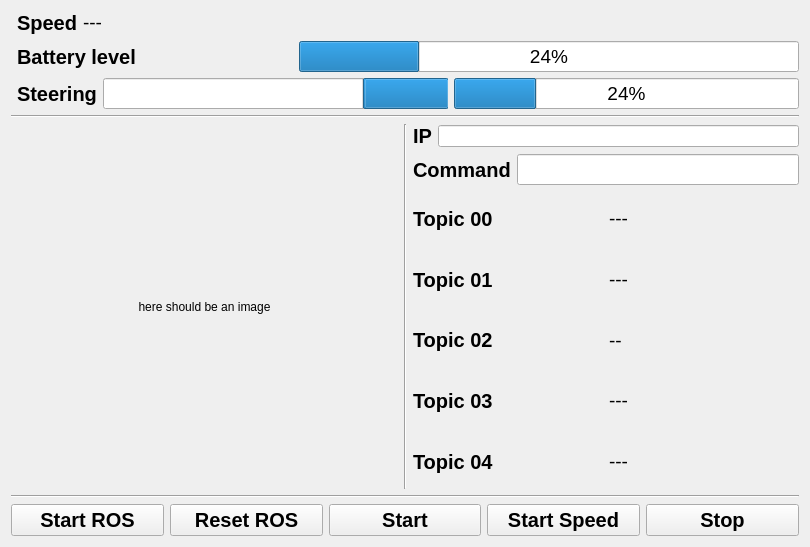
euhenn/bfmc_dashboard, file include/bfmc_dashboard/dashboard_gui.ui: the form before one commit.
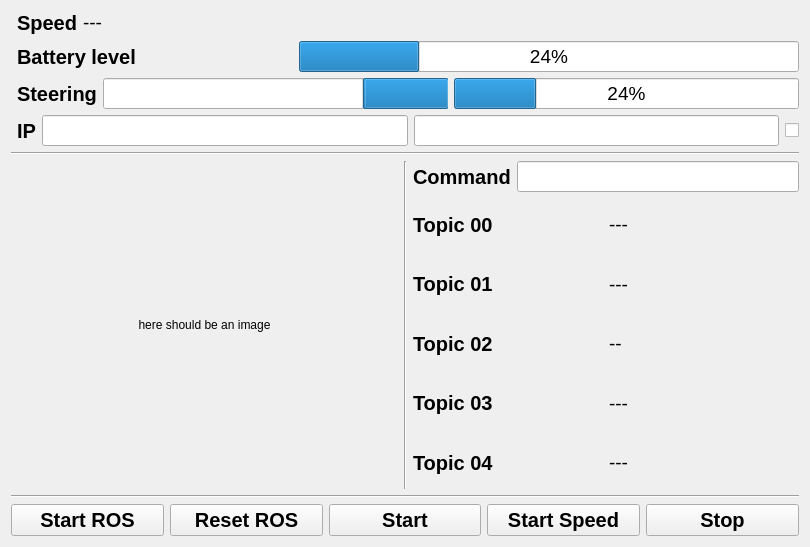
The form after the commit.

Commit message: inserted ip and topic trxt boxes

The edit to the form file:
```diff
--- a/include/bfmc_dashboard/dashboard_gui.ui
+++ b/include/bfmc_dashboard/dashboard_gui.ui
@@ -166,6 +166,54 @@
          </item>
         </layout>
        </item>
+       <item>
+        <layout class="QHBoxLayout" name="horizontalLayout_4">
+         <item>
+          <widget class="QLabel" name="label_11">
+           <property name="font">
+            <font>
+             <pointsize>15</pointsize>
+             <weight>75</weight>
+             <bold>true</bold>
+            </font>
+           </property>
+           <property name="text">
+            <string>IP</string>
+           </property>
+          </widget>
+         </item>
+         <item>
+          <widget class="QLineEdit" name="lineEdit">
+           <property name="font">
+            <font>
+             <pointsize>14</pointsize>
+            </font>
+           </property>
+          </widget>
+         </item>
+         <item>
+          <widget class="QLineEdit" name="lineEdit2">
+           <property name="font">
+            <font>
+             <pointsize>14</pointsize>
+            </font>
+           </property>
+          </widget>
+         </item>
+         <item>
+          <widget class="QCheckBox" name="checkBox">
+           <property name="font">
+            <font>
+             <pointsize>14</pointsize>
+            </font>
+           </property>
+           <property name="text">
+            <string/>
+           </property>
+          </widget>
+         </item>
+        </layout>
+       </item>
       </layout>
      </item>
     </layout>
@@ -210,27 +258,6 @@
      </item>
      <item>
       <layout class="QVBoxLayout" name="verticalLayout_5">
-       <item>
-        <layout class="QHBoxLayout" name="horizontalLayout_4">
-         <item>
-          <widget class="QLabel" name="label_11">
-           <property name="font">
-            <font>
-             <pointsize>15</pointsize>
-             <weight>75</weight>
-             <bold>true</bold>
-            </font>
-           </property>
-           <property name="text">
-            <string>IP</string>
-           </property>
-          </widget>
-         </item>
-         <item>
-          <widget class="QLineEdit" name="ip_address"/>
-         </item>
-        </layout>
-       </item>
        <item>
         <layout class="QHBoxLayout" name="horizontalLayout_5">
          <item>
```
The commit also changes 2 other files.
